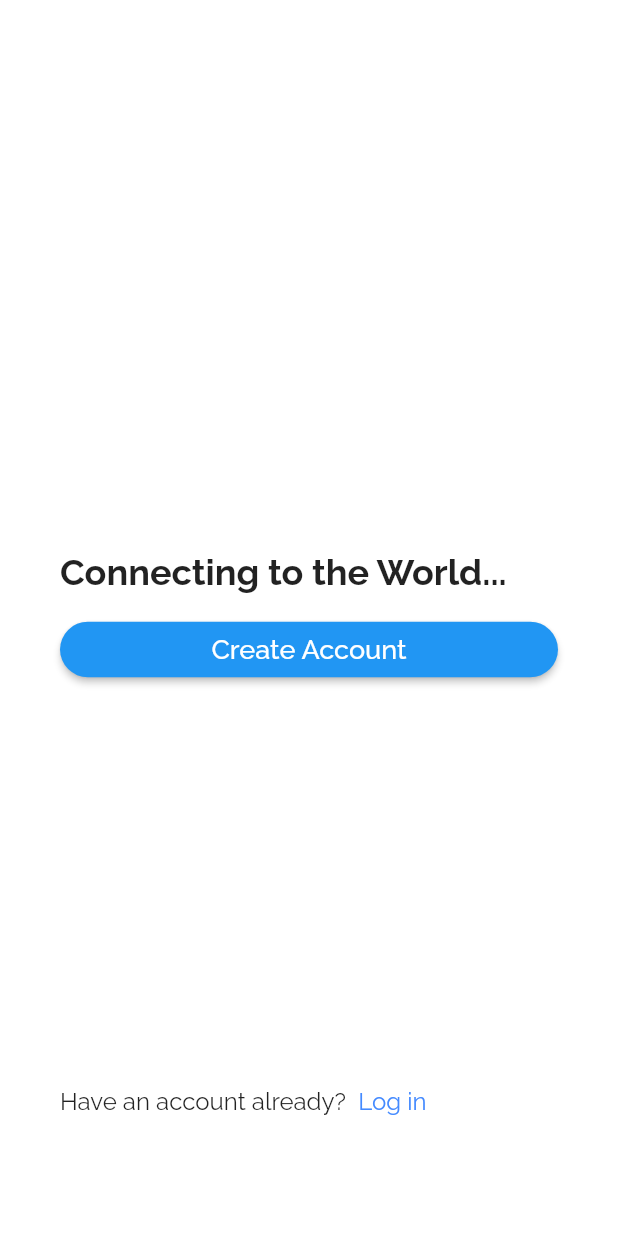
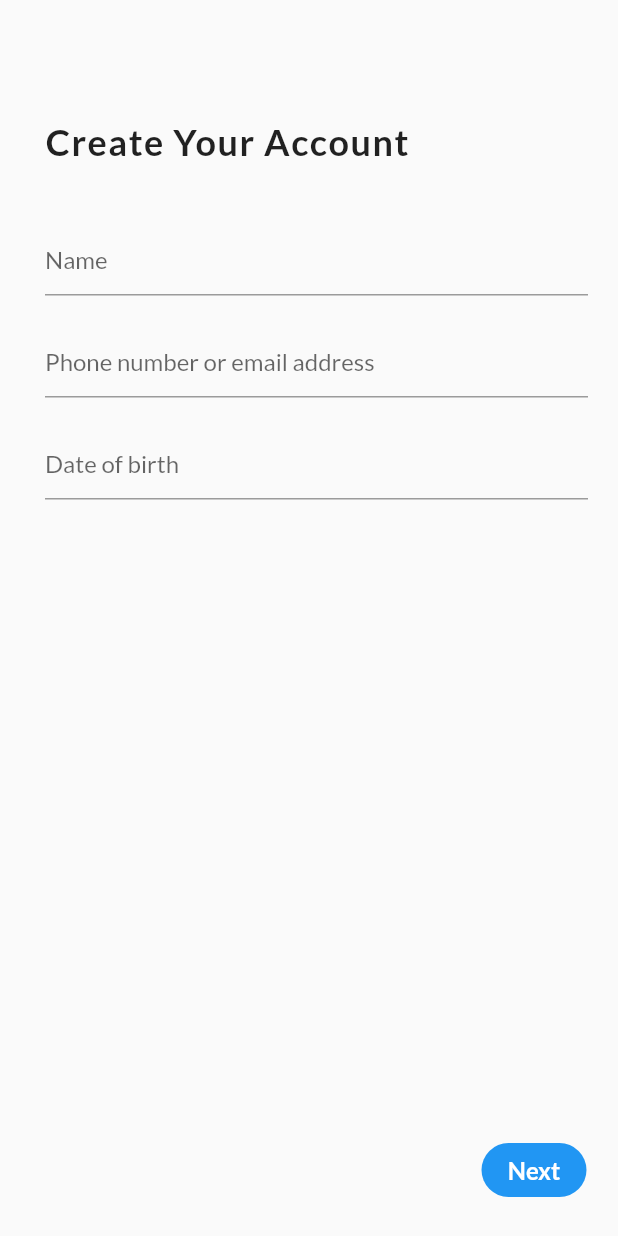
Before and after one commit to sonivenali/Tweet_dock, a Flutter app: the screen it shows after launch, on a phone screen of 412 x 824 dp. Run offline on Flutter 3.47's test engine with Material 2 defaults, Android fonts, the phone set to English and light mode, and no system bars; our stand-ins replace google_fonts.

Commit message:
Created SignUp Screen

```diff
--- a/lib/main.dart
+++ b/lib/main.dart
@@ -1,6 +1,7 @@
 import 'package:flutter/material.dart';
 import 'package:tweet_dock/screens/landing_screen.dart';
 import 'package:google_fonts/google_fonts.dart';
+import 'package:tweet_dock/screens/signUp_screen.dart';
 
 
 void main() {
@@ -14,9 +15,9 @@ class TweetDock extends StatelessWidget {
     return MaterialApp(
       debugShowCheckedModeBanner: false,
       theme: ThemeData(
-        textTheme: GoogleFonts.ralewayTextTheme(textTheme)
+        textTheme: GoogleFonts.latoTextTheme(textTheme)
       ),
-      home: LandingScreen() ,
+      home: SignUp() ,
     );
   }
 }
--- /dev/null
+++ b/lib/screens/signUp_screen.dart
@@ -0,0 +1,102 @@
+import 'package:flutter/material.dart';
+
+class SignUp extends StatefulWidget {
+  @override
+  _SignUpState createState() => _SignUpState();
+}
+
+class _SignUpState extends State<SignUp> {
+  final _formKey = GlobalKey<FormState>();
+  final GlobalKey<ScaffoldState> _scaffoldKey = new GlobalKey<ScaffoldState>();
+
+  @override
+  Widget build(BuildContext context) {
+    return Scaffold(
+      key: _scaffoldKey,
+      body: Padding(
+        padding: const EdgeInsets.only(top: 80, right: 20, left: 30),
+        child: Form(
+          key: _formKey,
+          child: Stack(
+            children: [
+              Column(
+                crossAxisAlignment: CrossAxisAlignment.start,
+                children: [
+                  Text(
+                    "Create Your Account",
+                    style: TextStyle(
+                        fontSize: 24,
+                        fontWeight: FontWeight.w700,
+                        letterSpacing: 1.0),
+                  ),
+                  SizedBox(
+                    width: double.infinity,
+                    child: Padding(
+                      padding: const EdgeInsets.only(top: 40),
+                      child: TextFormField(
+                        decoration:
+                            InputDecoration(hintText: "Name", hintMaxLines: 20),
+                        validator: (value) {
+                          if (value == null || value.isEmpty) {
+                            return 'Please enter some text';
+                          }
+                          return null;
+                        },
+                      ),
+                    ),
+                  ),
+                  SizedBox(
+                    width: double.infinity,
+                    child: Padding(
+                      padding: const EdgeInsets.only(top: 20),
+                      child: TextFormField(
+                        decoration: InputDecoration(
+                            hintText: "Phone number or email address"),
+                        validator: (value) {
+                          if (value == null || value.isEmpty) {
+                            return 'Please enter some text';
+                          }
+                          return null;
+                        },
+                      ),
+                    ),
+                  ),
+                  SizedBox(
+                    width: double.infinity,
+                    child: Padding(
+                      padding: const EdgeInsets.only(top: 20),
+                      child: TextFormField(
+                        decoration: InputDecoration(hintText: "Date of birth"),
+                        validator: (value) {
+                          if (value == null || value.isEmpty) {
+                            return 'Please enter some text';
+                          }
+                          return null;
+                        },
+                      ),
+                    ),
+                  ),
+                ],
+              ),
+              Positioned(
+                  right: 1,
+                  bottom: 20,
+                  child: FlatButton(
+                      minWidth: 70,
+                      shape: RoundedRectangleBorder(
+                          borderRadius: new BorderRadius.circular(20)),
+                      color: Colors.blue,
+                      onPressed: () {},
+                      child: Text("Next",
+                          style: TextStyle(
+                            color: Colors.white,
+                            fontSize: 16,
+                            fontWeight: FontWeight.w700,
+                          ))))
+            ],
+          ),
+        ),
+      ),
+    );
+  }
+}
```
